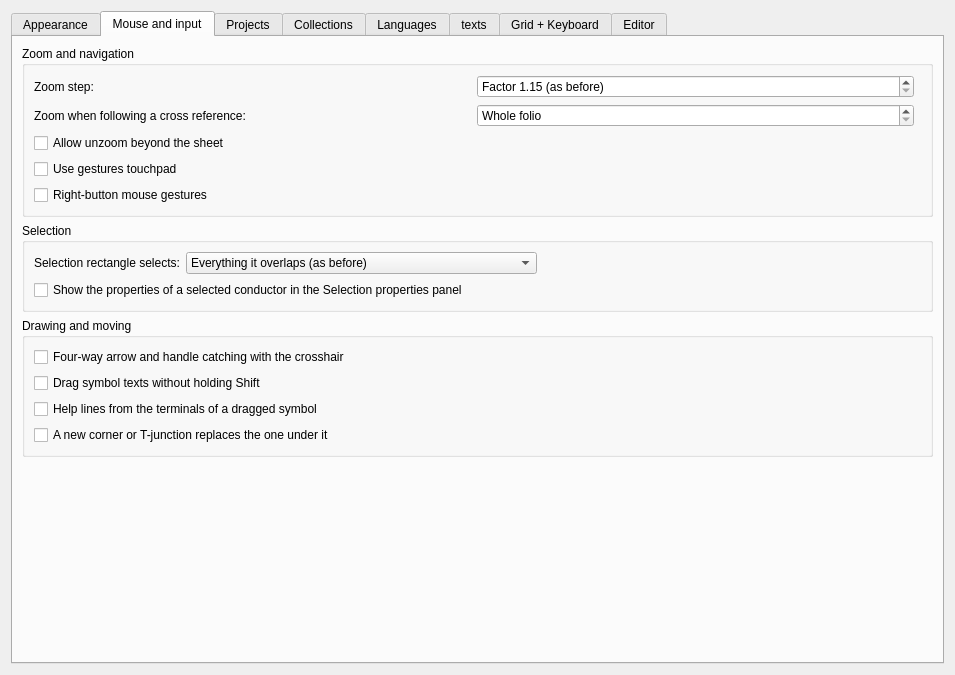
qelectrotech/qelectrotech-source-mirror, file sources/ui/configpage/generalconfigurationpage.ui: the form before one commit.
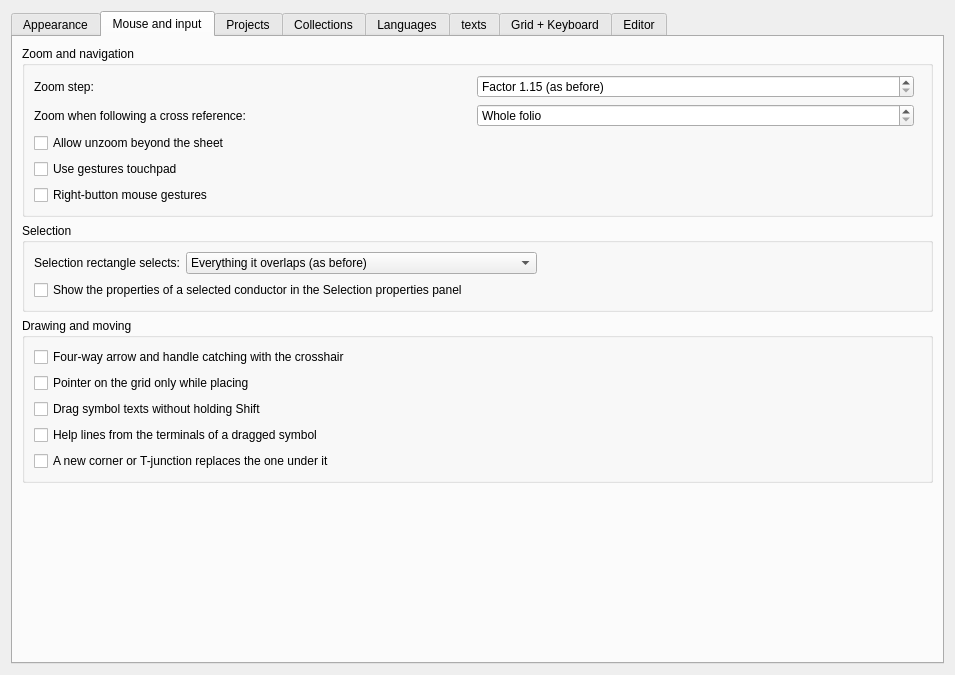
The form after the commit. The open tabs and pages were chosen to show the change. Custom widgets are drawn as their Qt base class.

Commit message:
Pointer on the grid only while placing, as a setting off by default
With the setting on (Settings > General > Mouse and input), the pointer
and the crosshair follow the mouse freely, so small items and handles
are easy to grab, and keep to the grid only while a tool places
something or a press drags an item. What is placed still lands on the
grid. Off by default: the crosshair keeps to the grid, as before.

What changed in the file:
```diff
--- a/sources/ui/configpage/generalconfigurationpage.ui
+++ b/sources/ui/configpage/generalconfigurationpage.ui
@@ -466,6 +466,16 @@
             </property>
            </widget>
           </item>
+          <item>
+           <widget class="QCheckBox" name="m_grid_only_placing_cb">
+            <property name="toolTip">
+             <string>The pointer and the crosshair jump from grid point to grid point only while something is placed or dragged; otherwise they follow the mouse, so small items are easy to grab. What is placed still lands on the grid.</string>
+            </property>
+            <property name="text">
+             <string>Pointer on the grid only while placing</string>
+            </property>
+           </widget>
+          </item>
           <item>
            <widget class="QCheckBox" name="m_drag_texts_without_shift_cb">
             <property name="toolTip">
```
The commit also changes 5 other files.
